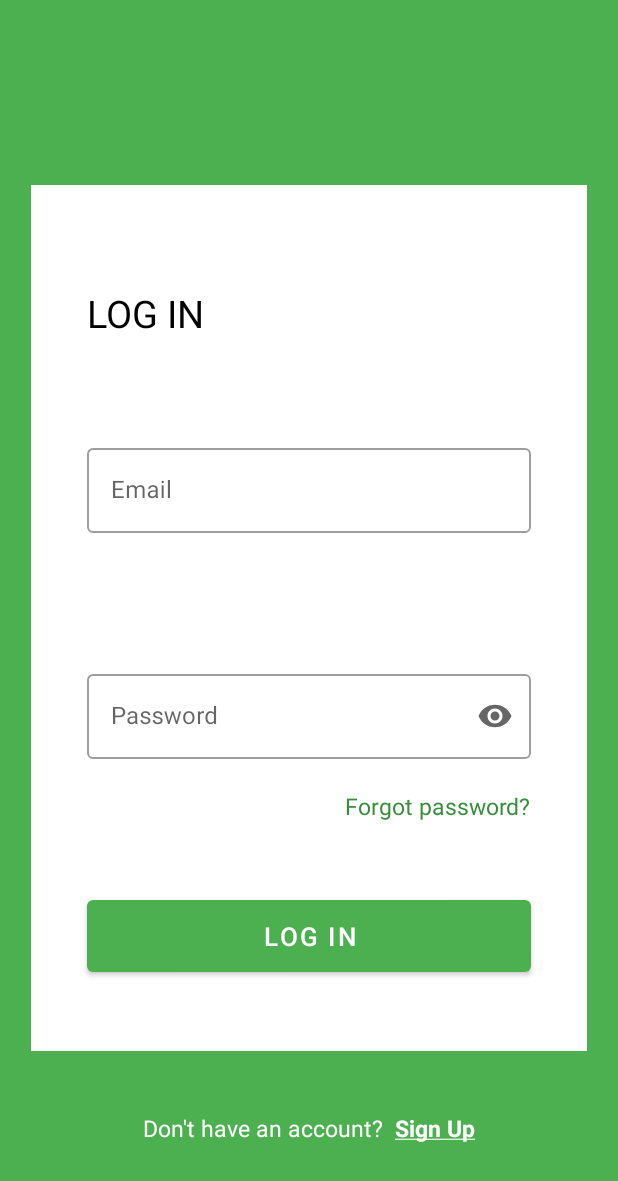
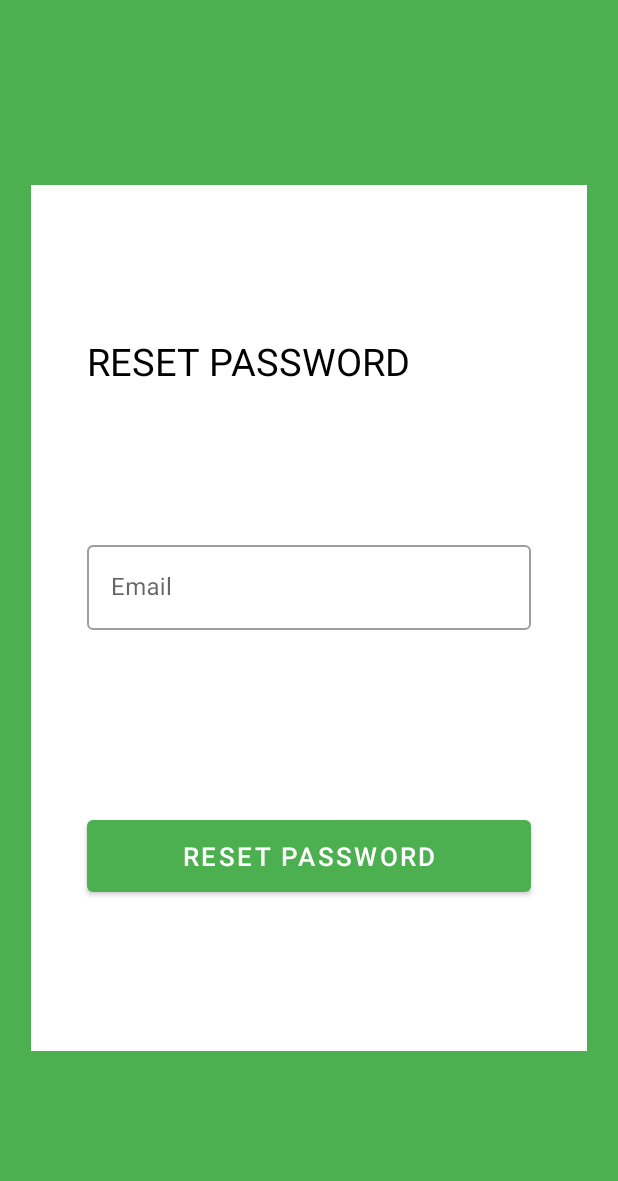
Before and after one commit to oChapel/LocationTracker, an Android app: the LoginFragment screen opened through its navigation route, after a tap on "Forgot password?", on a phone screen of 412 x 824 dp. Shown: the top 1181 px of the screen. Run offline under Robolectric (Android 15) with nearby library versions, the phone set to English and light mode, and no system bars; our stand-ins replace Firebase (no records; nobody signed in at launch, a user with empty details on screens opened directly), RxJava.

Commit message:
Create LocationService, create ResetPasswordFragment

```diff
--- a/app/build.gradle
+++ b/app/build.gradle
@@ -36,6 +36,7 @@ android {
 
 dependencies {
 
+    implementation "androidx.core:core:1.7.0"
     implementation 'androidx.appcompat:appcompat:1.4.1'
     implementation 'com.google.android.material:material:1.5.0'
     implementation 'androidx.constraintlayout:constraintlayout:2.1.3'
@@ -45,9 +46,6 @@ dependencies {
     def nav_version = "2.4.1"
     implementation "androidx.navigation:navigation-fragment:$nav_version"
     implementation "androidx.navigation:navigation-ui:$nav_version"
-
-    //Work Manager
-    implementation "androidx.work:work-runtime:2.7.1"
 
     //Google Play Services
     implementation 'com.google.android.gms:play-services-maps:18.0.2'
--- a/app/src/main/AndroidManifest.xml
+++ b/app/src/main/AndroidManifest.xml
@@ -3,6 +3,7 @@
     package="ua.com.foxminded.locationtrackera">
 
     <uses-permission android:name="android.permission.ACCESS_FINE_LOCATION" />
+    <uses-permission android:name="android.permission.FOREGROUND_SERVICE" />
 
     <application
         android:name=".App"
@@ -20,6 +21,9 @@
             android:name="com.google.android.gms.version"
             android:value="@integer/google_play_services_version" />
 
+        <service android:name=".services.LocationService"
+            android:stopWithTask="true" />
+
         <activity
             android:name=".ui.MainActivity"
             android:exported="true">
--- a/app/src/main/java/ua/com/foxminded/locationtrackera/ui/login/LoginFragment.java
+++ b/app/src/main/java/ua/com/foxminded/locationtrackera/ui/login/LoginFragment.java
@@ -46,6 +46,7 @@ public class LoginFragment extends Fragment implements View.OnClickListener {
                 binding.loginLayoutEmail.setError(getString(integer));
             }
         });
+
         loginViewModel.getPasswordErrorStatus().observe(getViewLifecycleOwner(), integer -> {
             if (integer == null) {
                 binding.loginLayoutPassword.setError(null);
@@ -53,6 +54,7 @@ public class LoginFragment extends Fragment implements View.OnClickListener {
                 binding.loginLayoutPassword.setError(getString(integer));
             }
         });
+
         loginViewModel.getLoginProgress().observe(getViewLifecycleOwner(), integer -> {
             if (integer == 0) {
                 setUpProgressBarVisibility(true);
@@ -61,7 +63,7 @@ public class LoginFragment extends Fragment implements View.OnClickListener {
                 Toast.makeText(getContext(), R.string.successful_login, Toast.LENGTH_SHORT).show();
                 Navigation
                         .findNavController(binding.getRoot())
-                        .navigate(R.id.nav_from_loginFragment_to_mapsFragment);
+                        .navigate(R.id.nav_from_loginFragment_to_trackerFragment);
             } else if (integer == R.string.login_failed) {
                 setUpProgressBarVisibility(false);
                 Toast.makeText(getContext(), integer, Toast.LENGTH_SHORT).show();
@@ -85,8 +87,9 @@ public class LoginFragment extends Fragment implements View.OnClickListener {
                     .findNavController(binding.getRoot())
                     .navigate(R.id.nav_from_loginFragment_to_registrationFragment);
         } else if (view == binding.forgotPasswordTxt) {
-            //TODO: implement (or not) forgotPassport fragment
-            Toast.makeText(getContext(), "Boy, I'm sorry for that(", Toast.LENGTH_SHORT).show();
+            Navigation
+                    .findNavController(binding.getRoot())
+                    .navigate(R.id.nav_from_loginFragment_to_resetPasswordFragment);
         }
     }
 
--- /dev/null
+++ b/app/src/main/java/ua/com/foxminded/locationtrackera/ui/login/ResetPasswordFragment.java
@@ -0,0 +1,86 @@
+package ua.com.foxminded.locationtrackera.ui.login;
+
+import android.os.Bundle;
+import android.view.LayoutInflater;
+import android.view.View;
+import android.view.ViewGroup;
+import android.widget.ProgressBar;
+import android.widget.Toast;
+
+import androidx.annotation.NonNull;
+import androidx.annotation.Nullable;
+import androidx.fragment.app.Fragment;
+import androidx.lifecycle.ViewModelProvider;
+
+import ua.com.foxminded.locationtrackera.databinding.ResetPasswordFragmentBinding;
+
+public class ResetPasswordFragment extends Fragment implements View.OnClickListener {
+
+    private ResetPasswordViewModel viewModel;
+    private ResetPasswordFragmentBinding binding;
+
+    @Override
+    public void onCreate(@Nullable Bundle savedInstanceState) {
+        super.onCreate(savedInstanceState);
+        viewModel = new ViewModelProvider(this,
+                new ViewModelProvider.NewInstanceFactory()).get(ResetPasswordViewModel.class);
+    }
+
+    @Nullable
+    @Override
+    public View onCreateView(@NonNull LayoutInflater inflater, @Nullable ViewGroup container,
+                             @Nullable Bundle savedInstanceState) {
+        binding = ResetPasswordFragmentBinding.inflate(inflater, container, false);
+        return binding.getRoot();
+    }
+
+    @Override
+    public void onViewCreated(@NonNull View view, @Nullable Bundle savedInstanceState) {
+        super.onViewCreated(view, savedInstanceState);
+
+        viewModel.getEmailErrorStatus().observe(getViewLifecycleOwner(), integer -> {
+            if (integer == null) {
+                binding.resetPasswordLayoutEmail.setError(null);
+            } else {
+                binding.resetPasswordLayoutEmail.setError(getString(integer));
+            }
+        });
+
+        viewModel.getResetProgress().observe(getViewLifecycleOwner(), integer -> {
+            if (integer == 0) {
+                setUpProgressBarVisibility(true);
+            } else {
+                setUpProgressBarVisibility(false);
+                Toast.makeText(getContext(), integer, Toast.LENGTH_LONG).show();
+            }
+        });
+
+        binding.resetPasswordBtn.setOnClickListener(this);
+    }
+
+    @Override
+    public void onClick(View view) {
+        viewModel.resetPassword(binding.resetPasswordEditTextEmail.getText().toString().trim());
+    }
+
+    private void setUpProgressBarVisibility(boolean isVisible) {
+        final ProgressBar progressBar = binding.resetPasswordProgressBar;
+        final float progressTargetAlpha = isVisible ? 1F : 0F;
+        final int shortAnimationDuration = getResources().getInteger(android.R.integer.config_shortAnimTime);
+        if (isVisible) {
+            progressBar.setVisibility(View.VISIBLE);
+        }
+        if (progressTargetAlpha != progressBar.getAlpha()) {
+            progressBar.animate().alpha(progressTargetAlpha)
+                    .setDuration(shortAnimationDuration)
+                    .withEndAction(isVisible ? null : () -> progressBar.setVisibility(View.INVISIBLE))
+                    .start();
+        }
+    }
+
+    @Override
+    public void onDestroyView() {
+        super.onDestroyView();
+        binding = null;
+    }
+}
--- /dev/null
+++ b/app/src/main/java/ua/com/foxminded/locationtrackera/ui/login/ResetPasswordViewModel.java
@@ -0,0 +1,75 @@
+package ua.com.foxminded.locationtrackera.ui.login;
+
+import android.os.Handler;
+import android.os.Looper;
+import android.util.Patterns;
+
+import androidx.lifecycle.LiveData;
+import androidx.lifecycle.MutableLiveData;
+import androidx.lifecycle.ViewModel;
+
+import com.google.firebase.auth.FirebaseAuth;
+
+import io.reactivex.rxjava3.core.Observable;
+import io.reactivex.rxjava3.disposables.CompositeDisposable;
+import io.reactivex.rxjava3.schedulers.Schedulers;
+
+import ua.com.foxminded.locationtrackera.R;
+
+public class ResetPasswordViewModel extends ViewModel {
+
+    private final MutableLiveData<Integer> resetProgress = new MutableLiveData<>();
+    private final MutableLiveData<Integer> emailErrorStatus = new MutableLiveData<>();
+
+    private final CompositeDisposable compositeDisposable = new CompositeDisposable();
+    private final Handler handler = new Handler(Looper.getMainLooper());
+
+    public ResetPasswordViewModel() {
+    }
+
+    public void resetPassword(String email) {
+        if (isEmailIsValid(email)) {
+            resetProgress.setValue(0);
+            compositeDisposable.add(Observable.fromCallable(() -> {
+                        FirebaseAuth.getInstance()
+                                .sendPasswordResetEmail(email)
+                                .addOnCompleteListener(task -> {
+                                    if (task.isSuccessful()) {
+                                        handler.post(() -> resetProgress.setValue(R.string.successful_reset));
+                                    } else {
+                                        handler.post(() -> resetProgress.setValue(R.string.reset_failed));
+                                    }
+                                });
+                        return true;
+                    })
+                            .subscribeOn(Schedulers.io())
+                            .subscribe()
+            );
+        }
+    }
+
+    private boolean isEmailIsValid(String email) {
+        if (email != null && Patterns.EMAIL_ADDRESS.matcher(email).matches() && !email.trim().isEmpty()) {
+            emailErrorStatus.setValue(null);
+            return true;
+        }
+        emailErrorStatus.setValue(R.string.invalid_email);
+        return false;
+    }
+
+    public LiveData<Integer> getResetProgress() {
+        return resetProgress;
+    }
+
+    public LiveData<Integer> getEmailErrorStatus() {
+        return emailErrorStatus;
+    }
+
+    @Override
+    protected void onCleared() {
+        super.onCleared();
+        if (!compositeDisposable.isDisposed()) {
+            compositeDisposable.dispose();
+        }
+    }
+}
--- /dev/null
+++ b/app/src/main/res/layout/reset_password_fragment.xml
@@ -0,0 +1,116 @@
+<?xml version="1.0" encoding="utf-8"?>
+<androidx.constraintlayout.widget.ConstraintLayout xmlns:android="http://schemas.android.com/apk/res/android"
+    xmlns:app="http://schemas.android.com/apk/res-auto"
+    xmlns:tools="http://schemas.android.com/tools"
+    android:layout_width="match_parent"
+    android:layout_height="match_parent"
+    android:background="@color/green_500"
+    tools:context=".ui.login.ResetPasswordFragment">
+
+    <androidx.constraintlayout.widget.Guideline
+        android:id="@+id/reset_password_parent_guide_line_start"
+        android:layout_width="0dp"
+        android:layout_height="0dp"
+        android:orientation="vertical"
+        app:layout_constraintGuide_percent="0.05" />
+
+    <androidx.constraintlayout.widget.Guideline
+        android:id="@+id/reset_password_parent_guide_line_end"
+        android:layout_width="0dp"
+        android:layout_height="0dp"
+        android:orientation="vertical"
+        app:layout_constraintGuide_percent="0.95" />
+
+    <androidx.constraintlayout.widget.Guideline
+        android:id="@+id/reset_password_parent_guide_line_top"
+        android:layout_width="0dp"
+        android:layout_height="0dp"
+        android:orientation="horizontal"
+        app:layout_constraintGuide_percent="0.15" />
+
+    <androidx.constraintlayout.widget.Guideline
+        android:id="@+id/reset_password_parent_guide_line_bottom"
+        android:layout_width="0dp"
+        android:layout_height="0dp"
+        android:orientation="horizontal"
+        app:layout_constraintGuide_percent="0.85" />
+
+    <androidx.constraintlayout.widget.ConstraintLayout
+        android:id="@+id/reset_password_child_constraint"
+        android:layout_width="0dp"
+        android:layout_height="0dp"
+        android:background="@color/white"
+        app:layout_constraintBottom_toTopOf="@id/reset_password_parent_guide_line_bottom"
+        app:layout_constraintEnd_toStartOf="@id/reset_password_parent_guide_line_end"
+        app:layout_constraintStart_toEndOf="@id/reset_password_parent_guide_line_start"
+        app:layout_constraintTop_toBottomOf="@id/reset_password_parent_guide_line_top">
+
+        <androidx.constraintlayout.widget.Guideline
+            android:id="@+id/reset_password_guide_line_1"
+            android:layout_width="0dp"
+            android:layout_height="0dp"
+            android:orientation="vertical"
+            app:layout_constraintGuide_percent="0.1" />
+
+        <androidx.constraintlayout.widget.Guideline
+            android:id="@+id/reset_password_guide_line_2"
+            android:layout_width="0dp"
+            android:layout_height="0dp"
+            android:orientation="vertical"
+            app:layout_constraintGuide_percent="0.9" />
+
+        <TextView
+            android:id="@+id/reset_password_txt"
+            android:layout_width="wrap_content"
+            android:layout_height="wrap_content"
+            android:text="@string/reset_password_uppercase"
+            android:textColor="@color/black"
+            android:textSize="25sp"
+            app:layout_constraintBottom_toTopOf="@id/reset_password_layout_email"
+            app:layout_constraintStart_toEndOf="@id/reset_password_guide_line_1"
+            app:layout_constraintTop_toTopOf="parent" />
+
+        <com.google.android.material.textfield.TextInputLayout
+            android:id="@+id/reset_password_layout_email"
+            style="@style/Widget.MaterialComponents.TextInputLayout.OutlinedBox"
+            android:layout_width="0dp"
+            android:layout_height="wrap_content"
+            android:hint="@string/email"
+            app:errorEnabled="true"
+            app:layout_constraintBottom_toTopOf="@id/reset_password_btn"
+            app:layout_constraintEnd_toStartOf="@id/reset_password_guide_line_2"
+            app:layout_constraintStart_toEndOf="@id/reset_password_guide_line_1"
+            app:layout_constraintTop_toBottomOf="@id/reset_password_txt">
+
+            <com.google.android.material.textfield.TextInputEditText
+                android:id="@+id/reset_password_edit_text_email"
+                android:layout_width="match_parent"
+                android:layout_height="wrap_content"
+                android:inputType="text" />
+
+        </com.google.android.material.textfield.TextInputLayout>
+
+        <Button
+            android:id="@+id/reset_password_btn"
+            android:layout_width="0dp"
+            android:layout_height="60dp"
+            android:text="@string/reset_password_uppercase"
+            android:textSize="17sp"
+            app:layout_constraintBottom_toBottomOf="parent"
+            app:layout_constraintEnd_toStartOf="@id/reset_password_guide_line_2"
+            app:layout_constraintStart_toEndOf="@id/reset_password_guide_line_1"
+            app:layout_constraintTop_toBottomOf="@id/reset_password_layout_email" />
+
+        <ProgressBar
+            android:id="@+id/reset_password_progress_bar"
+            android:layout_width="wrap_content"
+            android:layout_height="wrap_content"
+            android:visibility="invisible"
+            app:layout_constraintBottom_toBottomOf="parent"
+            app:layout_constraintEnd_toEndOf="parent"
+            app:layout_constraintStart_toStartOf="parent"
+            app:layout_constraintTop_toTopOf="parent" />
+
+    </androidx.constraintlayout.widget.ConstraintLayout>
+
+</androidx.constraintlayout.widget.ConstraintLayout>
--- a/app/src/main/res/navigation/navigation_graph.xml
+++ b/app/src/main/res/navigation/navigation_graph.xml
@@ -43,14 +43,24 @@
             app:enterAnim="@anim/nav_default_enter_anim"
             app:exitAnim="@anim/nav_default_exit_anim" />
         <action
-            android:id="@+id/nav_from_loginFragment_to_mapsFragment"
-            app:destination="@id/mapsFragment"
+            android:id="@+id/nav_from_loginFragment_to_trackerFragment"
+            app:destination="@id/trackerFragment"
+            app:enterAnim="@anim/nav_default_enter_anim"
+            app:exitAnim="@anim/nav_default_exit_anim" />
+        <action
+            android:id="@+id/nav_from_loginFragment_to_resetPasswordFragment"
+            app:destination="@id/resetPasswordFragment"
             app:enterAnim="@anim/nav_default_enter_anim"
             app:exitAnim="@anim/nav_default_exit_anim" />
     </fragment>
     <fragment
-        android:id="@+id/mapsFragment"
-        android:name="ua.com.foxminded.locationtrackera.ui.tracker.TrackerFragment"
-        android:label="maps_fragment"
+        android:id="@+id/trackerFragment"
+        android:name="ua.com.foxminded.locationtrackera.ui.TrackerFragment"
+        android:label="tracker_fragment"
         tools:layout="@layout/tracker_fragment" />
+    <fragment
+        android:id="@+id/resetPasswordFragment"
+        android:name="ua.com.foxminded.locationtrackera.ui.login.ResetPasswordFragment"
+        android:label="reset_password_fragment"
+        tools:layout="@layout/reset_password_fragment" />
 </navigation>
--- a/app/src/main/res/values/strings.xml
+++ b/app/src/main/res/values/strings.xml
@@ -6,6 +6,7 @@
     <string name="login_underlined"><u>Log in</u></string>
     <string name="sign_up_underlined"><u>Sign Up</u></string>
     <string name="register_uppercase">REGISTER</string>
+    <string name="reset_password_uppercase">RESET PASSWORD</string>
 
     <string name="user_name">User Name</string>
     <string name="email">Email</string>
@@ -29,10 +30,15 @@
     <string name="registration_failed">Failed to register. Try again</string>
     <string name="login_failed">"Failed to login. Please check your email and password"</string>
     <string name="successful_login">"Welcome back!"</string>
+    <string name="reset_failed">"Failed to reset password. Please check your email"</string>
+    <string name="successful_reset">"Check your email to reset your password"</string>
     <string name="permission_denied">"To track your location please allow the app to use GPS"</string>
 
     <!-- Alert dialog -->
     <string name="no_gps_alert_message">"The application requires GPS to work properly. Do you want to enable it?"</string>
     <string name="settings">"Settings"</string>
     <string name="cancel">"Cancel"</string>
+
+    <!-- Notification -->
+    <string name="service_running">"Location service is running."</string>
 </resources>
```
Also changed, not shown: app/src/main/java/ua/com/foxminded/locationtrackera/services/LocationService.java (added, +121 -0 lines), app/src/main/java/ua/com/foxminded/locationtrackera/ui/TrackerFragment.java (renamed from app/src/main/java/ua/com/foxminded/locationtrackera/ui/tracker/TrackerFragment.java, +52 -23 lines), app/src/main/java/ua/com/foxminded/locationtrackera/ui/tracker/TrackerViewModel.java (deleted, +0 -79 lines).
